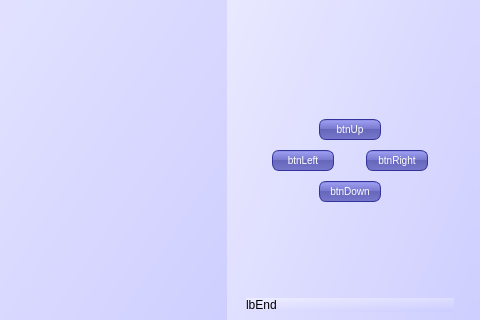
Qt form view/mwtetris.ui (g-jouret/projetTetris) before a commit; both pictures show x 164 to 644 and y 212 to 532 of the 644 by 634 pixel window.
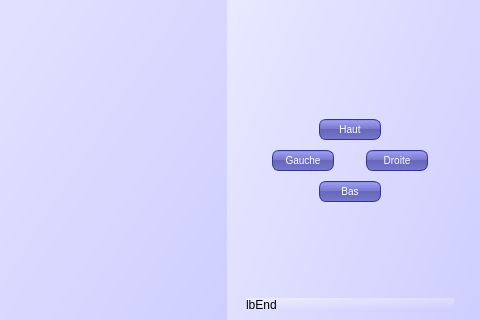
The same form after that commit.

```diff
--- a/view/mwtetris.ui
+++ b/view/mwtetris.ui
@@ -279,7 +279,7 @@
 }</string>
          </property>
          <property name="text">
-          <string>btnUp</string>
+          <string>Haut</string>
          </property>
          <property name="shortcut">
           <string>Up</string>
@@ -338,7 +338,7 @@
 }</string>
          </property>
          <property name="text">
-          <string>btnLeft</string>
+          <string>Gauche</string>
          </property>
          <property name="shortcut">
           <string>Left</string>
@@ -374,7 +374,7 @@
 }</string>
          </property>
          <property name="text">
-          <string>btnRight</string>
+          <string>Droite</string>
          </property>
          <property name="shortcut">
           <string>Right</string>
@@ -433,7 +433,7 @@
 }</string>
          </property>
          <property name="text">
-          <string>btnDown</string>
+          <string>Bas</string>
          </property>
          <property name="shortcut">
           <string>Down</string>
```
